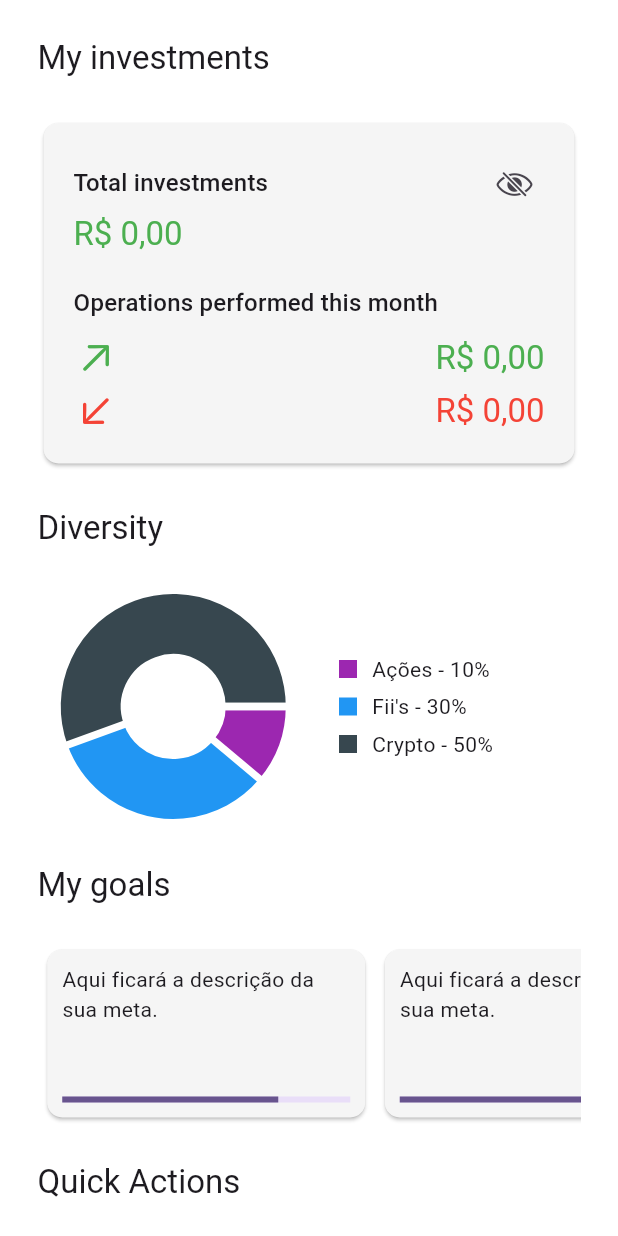
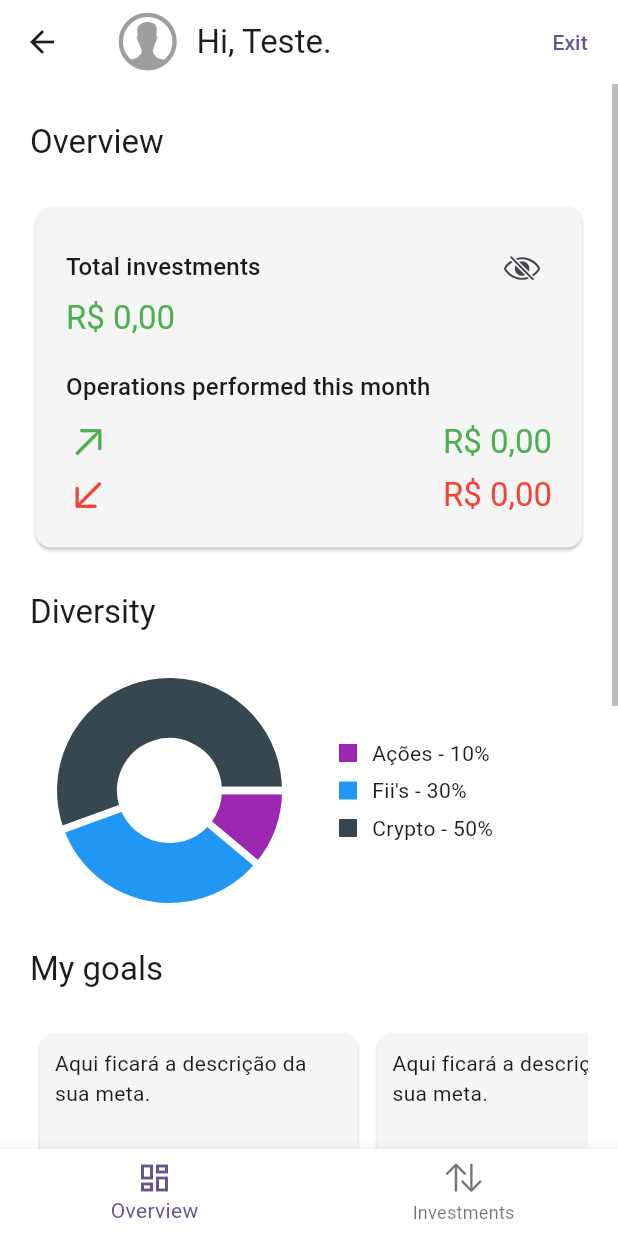
Before and after one commit to eduardoazvd17/investhelper, a Flutter app: the InvestmentsPage screen opened by its route, on a phone screen of 412 x 824 dp. Run offline on Flutter 3.47's test engine with Material 3 defaults, Android fonts, the phone set to English and light mode, and no system bars; drawn by our look-alikes of fl_chart; our stand-ins replace lottie; generated files the repository leaves out were written again.

Commit message:
Creating tabs and profile widget

```diff
--- a/lib/src/features/investments/views/investments_page.dart
+++ b/lib/src/features/investments/views/investments_page.dart
@@ -1,5 +1,6 @@
 import 'package:flutter/cupertino.dart';
 import 'package:flutter/material.dart';
+import 'package:investmentmanager/src/features/auth/views/auth_page.dart';
 import 'package:investmentmanager/src/features/investments/widgets/daily_tips_widget.dart';
 import 'package:investmentmanager/src/features/investments/widgets/diversity_chart_widget.dart';
 import 'package:investmentmanager/src/features/investments/widgets/goal_card_tile.dart';
@@ -8,34 +9,101 @@ import 'package:investmentmanager/src/l10n/l10n.dart';
 
 import '../widgets/investments_resume_card.dart';
 
-class InvestmentsPage extends StatelessWidget {
+class InvestmentsPage extends StatefulWidget {
   static const String routeName = "/investments";
   const InvestmentsPage({super.key});
 
   @override
+  State<InvestmentsPage> createState() => _InvestmentsPageState();
+}
+
+class _InvestmentsPageState extends State<InvestmentsPage> {
+  int _currentPage = 0;
+  late final ScrollController _overviewScrollController;
+  late final ScrollController _detailsScrollController;
+
+  @override
+  void initState() {
+    _overviewScrollController = ScrollController();
+    _detailsScrollController = ScrollController();
+    super.initState();
+  }
+
+  @override
+  void dispose() {
+    _overviewScrollController.dispose();
+    _detailsScrollController.dispose();
+    super.dispose();
+  }
+
+  @override
   Widget build(BuildContext context) {
     return Scaffold(
+      appBar: AppBar(
+        title: Row(
+          children: [
+            const Icon(
+              CupertinoIcons.person_alt_circle,
+              size: 45,
+              color: Colors.grey,
+            ),
+            const SizedBox(width: 10),
+            Expanded(
+              child: Text(
+                AppLocalizations.of(context)!.hiUser('Teste'),
+              ),
+            ),
+          ],
+        ),
+        actions: [
+          TextButton(
+            onPressed: () {
+              Navigator.of(context).pushReplacementNamed(AuthPage.routeName);
+            },
+            child: Text(AppLocalizations.of(context)!.exit),
+          ),
+        ],
+      ),
       body: SafeArea(
+        child: switch (_currentPage) {
+          0 => _overviewTabContent,
+          1 => _detailsTabContent,
+          int() => const SizedBox(),
+        },
+      ),
+      bottomNavigationBar: BottomNavigationBar(
+        currentIndex: _currentPage,
+        onTap: (int? index) => setState(() => _currentPage = index ?? 0),
+        items: [
+          BottomNavigationBarItem(
+            icon: const Icon(Icons.dashboard_outlined),
+            label: AppLocalizations.of(context)!.overview,
+          ),
+          BottomNavigationBarItem(
+            icon: const Icon(CupertinoIcons.arrow_up_arrow_down),
+            label: AppLocalizations.of(context)!.investments,
+          ),
+        ],
+      ),
+    );
+  }
+
+  Widget get _overviewTabContent {
+    return Scrollbar(
+      controller: _overviewScrollController,
+      thumbVisibility: true,
       child: SingleChildScrollView(
+        controller: _overviewScrollController,
         child: Padding(
-            padding: const EdgeInsets.symmetric(horizontal: 25),
+          padding: const EdgeInsets.symmetric(horizontal: 20),
           child: Column(
             crossAxisAlignment: CrossAxisAlignment.start,
             children: [
-                _titleWidget(
-                  context,
-                  AppLocalizations.of(context)!.myInvestments,
-                ),
+              _titleWidget(AppLocalizations.of(context)!.overview),
               const InvestmentsResumeCard(),
-                _titleWidget(
-                  context,
-                  AppLocalizations.of(context)!.diversity,
-                ),
+              _titleWidget(AppLocalizations.of(context)!.diversity),
               const DiversityChartWidget(),
-                _titleWidget(
-                  context,
-                  AppLocalizations.of(context)!.myGoals,
-                ),
+              _titleWidget(AppLocalizations.of(context)!.myGoals),
               SizedBox(
                 height: 120,
                 child: ListView(
@@ -46,18 +114,31 @@ class InvestmentsPage extends StatelessWidget {
                   ),
                 ),
               ),
-                _titleWidget(
-                  context,
-                  AppLocalizations.of(context)!.quickActions,
-                ),
+              _titleWidget(AppLocalizations.of(context)!.quickActions),
               const QuickActionsWidget(),
-                _titleWidget(
-                  context,
-                  AppLocalizations.of(context)!.tips,
-                ),
+              _titleWidget(AppLocalizations.of(context)!.tips),
               const DailyTipsWidget(),
+              const SizedBox(height: 25),
             ],
           ),
+        ),
+      ),
+    );
+  }
+
+  Widget get _detailsTabContent {
+    return Scrollbar(
+      controller: _detailsScrollController,
+      thumbVisibility: true,
+      child: SingleChildScrollView(
+        controller: _detailsScrollController,
+        child: Padding(
+          padding: const EdgeInsets.symmetric(horizontal: 20),
+          child: Column(
+            crossAxisAlignment: CrossAxisAlignment.start,
+            children: [
+              _titleWidget(AppLocalizations.of(context)!.investments),
+            ],
           ),
         ),
       ),
@@ -65,7 +146,6 @@ class InvestmentsPage extends StatelessWidget {
   }
 
   Widget _titleWidget(
-    BuildContext context,
     String text, {
     List<Widget> actions = const [],
   }) {
--- a/lib/src/features/investments/widgets/quick_actions_widget.dart
+++ b/lib/src/features/investments/widgets/quick_actions_widget.dart
@@ -26,11 +26,6 @@ class QuickActionsWidget extends StatelessWidget {
           icon: const Icon(CupertinoIcons.pen),
           label: Text(AppLocalizations.of(context)!.editMyGoals),
         ),
-        TextButton.icon(
-          onPressed: () {},
-          icon: const Icon(Icons.dashboard_outlined),
-          label: Text(AppLocalizations.of(context)!.detailedInvestments),
-        ),
       ],
     );
   }
```
Also changed, not shown: lib/src/l10n/app_en.arb (+11 -1 lines), lib/src/l10n/app_pt.arb (+11 -1 lines). Lines whose indentation alone changed are shown as unchanged.
